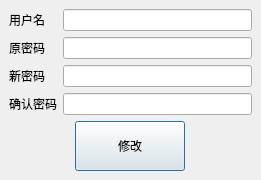
The window that digitalIntegration/ChangePwdDialog.ui (jiaqingguo/DI) describes before a commit, drawn with Qt 5.
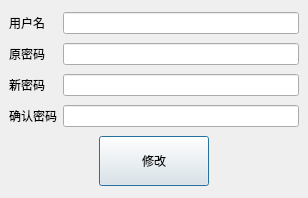
The same window after the commit.

Diff of the .ui file:
```diff
--- a/digitalIntegration/ChangePwdDialog.ui
+++ b/digitalIntegration/ChangePwdDialog.ui
@@ -6,8 +6,8 @@
    <rect>
     <x>0</x>
     <y>0</y>
-    <width>261</width>
-    <height>172</height>
+    <width>308</width>
+    <height>198</height>
    </rect>
   </property>
   <property name="windowTitle">
@@ -33,6 +33,9 @@
      </property>
      <widget class="QWidget" name="page">
       <layout class="QGridLayout" name="gridLayout">
+       <property name="leftMargin">
+        <number>9</number>
+       </property>
        <item row="2" column="1" colspan="3">
         <widget class="QLineEdit" name="lineEditNewPwd">
          <property name="minimumSize">
```
